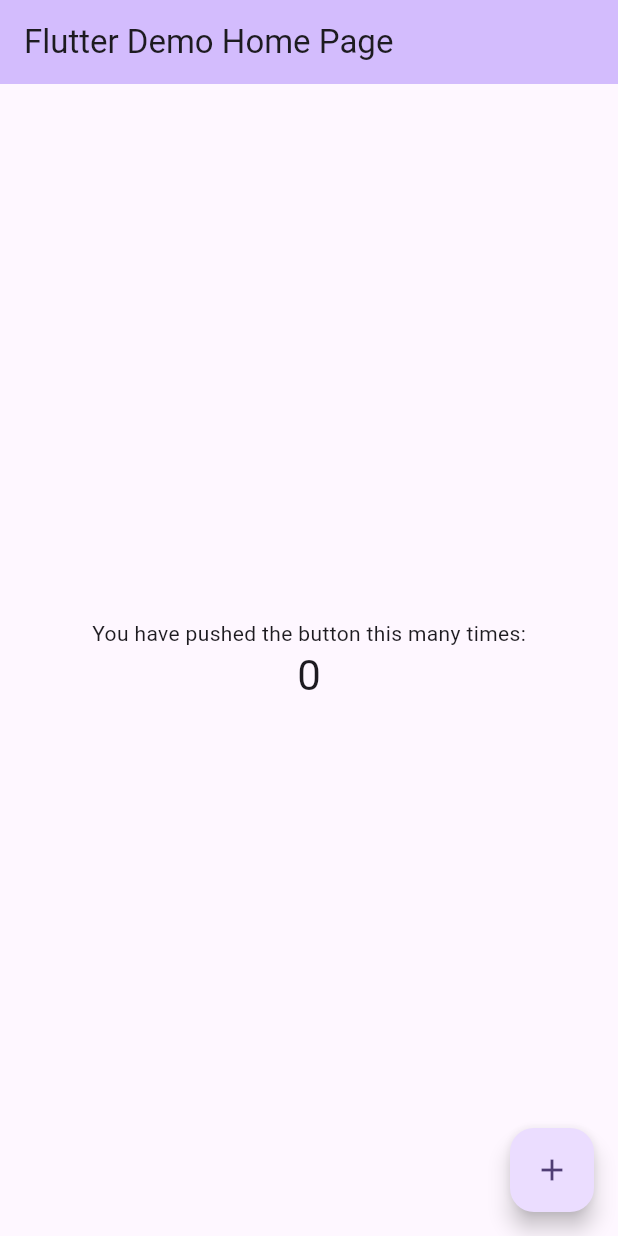
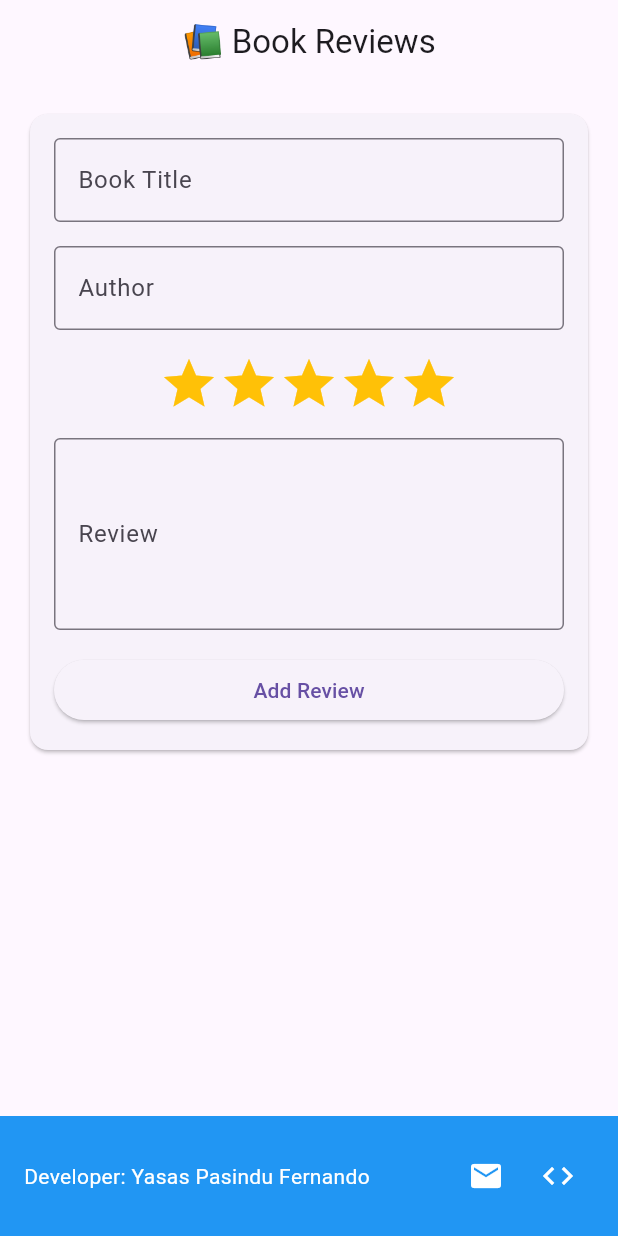
Before and after one commit to YasasPasinduFernando/book_review_app_android, a Flutter app: the screen it shows after launch, on a phone screen of 412 x 824 dp. Run offline on Flutter 3.47's test engine with Material 3 defaults, Android fonts, the phone set to English and light mode, and no system bars; drawn by our look-alikes of flutter_rating_bar; missing offline and left inert: mongo_dart.

Commit message:
everything finish rready to release

```diff
--- /dev/null
+++ b/lib/config/mongodb_config.dart
@@ -0,0 +1,5 @@
+class MongoDBConfig {
+  static const String connectionString = 'mongodb+srv://bookAppUser:bookAppUser@cluster0.rv0ssjm.mongodb.net/bookApp?retryWrites=true&w=majority';
+  static const String databaseName = 'bookApp';
+  static const String reviewsCollection = 'reviews';
+}
--- a/lib/main.dart
+++ b/lib/main.dart
@@ -1,4 +1,5 @@
 import 'package:flutter/material.dart';
+import 'screens/book_review_page.dart';
 
 void main() {
   runApp(const MyApp());
@@ -7,119 +8,15 @@
 class MyApp extends StatelessWidget {
   const MyApp({super.key});
 
-  // This widget is the root of your application.
   @override
   Widget build(BuildContext context) {
     return MaterialApp(
-      title: 'Flutter Demo',
+      title: 'Book Review App',
       theme: ThemeData(
-        // This is the theme of your application.
-        //
-        // TRY THIS: Try running your application with "flutter run". You'll see
-        // the application has a purple toolbar. Then, without quitting the app,
-        // try changing the seedColor in the colorScheme below to Colors.green
-        // and then invoke "hot reload" (save your changes or press the "hot
-        // reload" button in a Flutter-supported IDE, or press "r" if you used
-        // the command line to start the app).
-        //
-        // Notice that the counter didn't reset back to zero; the application
-        // state is not lost during the reload. To reset the state, use hot
-        // restart instead.
-        //
-        // This works for code too, not just values: Most code changes can be
-        // tested with just a hot reload.
-        colorScheme: ColorScheme.fromSeed(seedColor: Colors.deepPurple),
+        primarySwatch: Colors.blue,
         useMaterial3: true,
       ),
-      home: const MyHomePage(title: 'Flutter Demo Home Page'),
+      home: const BookReviewPage(),
     );
   }
 }
-
-class MyHomePage extends StatefulWidget {
-  const MyHomePage({super.key, required this.title});
-
-  // This widget is the home page of your application. It is stateful, meaning
-  // that it has a State object (defined below) that contains fields that affect
-  // how it looks.
-
-  // This class is the configuration for the state. It holds the values (in this
-  // case the title) provided by the parent (in this case the App widget) and
-  // used by the build method of the State. Fields in a Widget subclass are
-  // always marked "final".
-
-  final String title;
-
-  @override
-  State<MyHomePage> createState() => _MyHomePageState();
-}
-
-class _MyHomePageState extends State<MyHomePage> {
-  int _counter = 0;
-
-  void _incrementCounter() {
-    setState(() {
-      // This call to setState tells the Flutter framework that something has
-      // changed in this State, which causes it to rerun the build method below
-      // so that the display can reflect the updated values. If we changed
-      // _counter without calling setState(), then the build method would not be
-      // called again, and so nothing would appear to happen.
-      _counter++;
-    });
-  }
-
-  @override
-  Widget build(BuildContext context) {
-    // This method is rerun every time setState is called, for instance as done
-    // by the _incrementCounter method above.
-    //
-    // The Flutter framework has been optimized to make rerunning build methods
-    // fast, so that you can just rebuild anything that needs updating rather
-    // than having to individually change instances of widgets.
-    return Scaffold(
-      appBar: AppBar(
-        // TRY THIS: Try changing the color here to a specific color (to
-        // Colors.amber, perhaps?) and trigger a hot reload to see the AppBar
-        // change color while the other colors stay the same.
-        backgroundColor: Theme.of(context).colorScheme.inversePrimary,
-        // Here we take the value from the MyHomePage object that was created by
-        // the App.build method, and use it to set our appbar title.
-        title: Text(widget.title),
-      ),
-      body: Center(
-        // Center is a layout widget. It takes a single child and positions it
-        // in the middle of the parent.
-        child: Column(
-          // Column is also a layout widget. It takes a list of children and
-          // arranges them vertically. By default, it sizes itself to fit its
-          // children horizontally, and tries to be as tall as its parent.
-          //
-          // Column has various properties to control how it sizes itself and
-          // how it positions its children. Here we use mainAxisAlignment to
-          // center the children vertically; the main axis here is the vertical
-          // axis because Columns are vertical (the cross axis would be
-          // horizontal).
-          //
-          // TRY THIS: Invoke "debug painting" (choose the "Toggle Debug Paint"
-          // action in the IDE, or press "p" in the console), to see the
-          // wireframe for each widget.
-          mainAxisAlignment: MainAxisAlignment.center,
-          children: <Widget>[
-            const Text(
-              'You have pushed the button this many times:',
-            ),
-            Text(
-              '$_counter',
-              style: Theme.of(context).textTheme.headlineMedium,
-            ),
-          ],
-        ),
-      ),
-      floatingActionButton: FloatingActionButton(
-        onPressed: _incrementCounter,
-        tooltip: 'Increment',
-        child: const Icon(Icons.add),
-      ), // This trailing comma makes auto-formatting nicer for build methods.
-    );
-  }
-}
--- /dev/null
+++ b/lib/models/book_review.dart
@@ -0,0 +1,40 @@
+import 'package:mongo_dart/mongo_dart.dart';
+
+class BookReview {
+  final ObjectId? id;
+  final String bookTitle;
+  final String author;
+  final double rating;
+  final String reviewText;
+  final DateTime dateAdded;
+
+  BookReview({
+    this.id,
+    required this.bookTitle,
+    required this.author,
+    required this.rating,
+    required this.reviewText,
+    required this.dateAdded,
+  });
+
+  factory BookReview.fromMap(Map<String, dynamic> map) {
+    return BookReview(
+      id: map['_id'] as ObjectId?,
+      bookTitle: map['bookTitle'] as String,
+      author: map['author'] as String,
+      rating: (map['rating'] as num).toDouble(),
+      reviewText: map['reviewText'] as String,
+      dateAdded: map['dateAdded'] as DateTime,
+    );
+  }
+
+  Map<String, dynamic> toMap() {
+    return {
+      'bookTitle': bookTitle,
+      'author': author,
+      'rating': rating,
+      'reviewText': reviewText,
+      'dateAdded': dateAdded,
+    };
+  }
+}
--- /dev/null
+++ b/lib/screens/book_review_page.dart
@@ -0,0 +1,149 @@
+import 'package:flutter/material.dart';
+import '../models/book_review.dart';
+import '../services/database_service.dart';
+import '../widgets/review_form.dart';
+import '../widgets/review_card.dart';
+
+class BookReviewPage extends StatefulWidget {
+  const BookReviewPage({super.key});
+
+  @override
+  State<BookReviewPage> createState() => _BookReviewPageState();
+}
+
+class _BookReviewPageState extends State<BookReviewPage> {
+  final DatabaseService _databaseService = DatabaseService();
+  bool isLoading = true;
+  List<BookReview> reviews = [];
+  BookReview? editingReview;
+
+  @override
+  void initState() {
+    super.initState();
+    connectToDatabase();
+  }
+
+  @override
+  void dispose() {
+    _databaseService.close();
+    super.dispose();
+  }
+
+  Future<void> connectToDatabase() async {
+    try {
+      await _databaseService.connect();
+      fetchReviews();
+    } catch (e) {
+      showError('Failed to connect to database');
+    }
+  }
+
+  Future<void> fetchReviews() async {
+    try {
+      setState(() => isLoading = true);
+      final fetchedReviews = await _databaseService.getReviews();
+      setState(() {
+        reviews = fetchedReviews;
+        isLoading = false;
+      });
+    } catch (e) {
+      showError('Failed to fetch reviews');
+      setState(() => isLoading = false);
+    }
+  }
+
+  Future<void> saveReview(BookReview review) async {
+    try {
+      await _databaseService.saveReview(review);
+      resetForm();
+      fetchReviews();
+    } catch (e) {
+      showError('Failed to save review');
+    }
+  }
+
+  Future<void> deleteReview(String id) async {
+    try {
+      await _databaseService.deleteReview(id);
+      fetchReviews();
+    } catch (e) {
+      showError('Failed to delete review');
+    }
+  }
+
+  void startEditing(BookReview review) {
+    setState(() => editingReview = review);
+  }
+
+  void resetForm() {
+    setState(() => editingReview = null);
+  }
+
+  void showError(String message) {
+    ScaffoldMessenger.of(context).showSnackBar(
+      SnackBar(content: Text(message), backgroundColor: Colors.red)
+    );
+  }
+
+  @override
+  Widget build(BuildContext context) {
+    return Scaffold(
+      appBar: AppBar(
+        title: const Text('📚 Book Reviews'),
+        centerTitle: true,
+      ),
+      body: isLoading
+          ? const Center(child: CircularProgressIndicator())
+          : SingleChildScrollView(
+              child: Padding(
+                padding: const EdgeInsets.all(16.0),
+                child: Column(
+                  crossAxisAlignment: CrossAxisAlignment.stretch,
+                  children: [
+                    ReviewForm(
+                      initialReview: editingReview,
+                      onSubmit: saveReview,
+                      onCancel: resetForm,
+                    ),
+                    const SizedBox(height: 16),
+                    ...reviews.map((review) => ReviewCard(
+                      review: review,
+                      onEdit: startEditing,
+                      onDelete: deleteReview,
+                    )).toList(),
+                  ],
+                ),
+              ),
+            ),
+      bottomNavigationBar: Container(
+        color: Colors.blue,
+        padding: const EdgeInsets.all(16),
+        child: Row(
+          mainAxisAlignment: MainAxisAlignment.spaceBetween,
+          children: [
+            const Text(
+              'Developer: Yasas Pasindu Fernando',
+              style: TextStyle(color: Colors.white),
+            ),
+            Row(
+              children: [
+                IconButton(
+                  icon: const Icon(Icons.email, color: Colors.white),
+                  onPressed: () {
+                    // Add email functionality
+                  },
+                ),
+                IconButton(
+                  icon: const Icon(Icons.code, color: Colors.white),
+                  onPressed: () {
+                    // Add GitHub link functionality
+                  },
+                ),
+              ],
+            ),
+          ],
+        ),
+      ),
+    );
+  }
+}
--- /dev/null
+++ b/lib/services/database_service.dart
@@ -0,0 +1,65 @@
+import 'package:mongo_dart/mongo_dart.dart';
+import '../config/mongodb_config.dart';
+import '../models/book_review.dart';
+
+class DatabaseService {
+  late Db _db;
+  bool isConnected = false;
+
+  Future<void> connect() async {
+    try {
+      _db = await Db.create(MongoDBConfig.connectionString);
+      await _db.open();
+      isConnected = true;
+    } catch (e) {
+      isConnected = false;
+      throw Exception('Failed to connect to database: $e');
+    }
+  }
+
+  Future<void> close() async {
+    await _db.close();
+  }
+
+  Future<List<BookReview>> getReviews() async {
+    try {
+      final collection = _db.collection(MongoDBConfig.reviewsCollection);
+      final result = await collection.find().toList();
+      return result
+          .map((doc) => BookReview.fromMap(doc))
+          .toList()
+        ..sort((a, b) => b.dateAdded.compareTo(a.dateAdded));
+    } catch (e) {
+      throw Exception('Failed to fetch reviews: $e');
+    }
+  }
+
+  Future<void> saveReview(BookReview review) async {
+    try {
+      final collection = _db.collection(MongoDBConfig.reviewsCollection);
+      if (review.id != null) {
+        await collection.updateOne(
+          where.id(review.id!),
+          modify
+            .set('bookTitle', review.bookTitle)
+            .set('author', review.author)
+            .set('rating', review.rating)
+            .set('reviewText', review.reviewText),
+        );
+      } else {
+        await collection.insertOne(review.toMap());
+      }
+    } catch (e) {
+      throw Exception('Failed to save review: $e');
+    }
+  }
+
+  Future<void> deleteReview(String id) async {
+    try {
+      final collection = _db.collection(MongoDBConfig.reviewsCollection);
+      await collection.deleteOne(where.id(ObjectId.fromHexString(id)));
+    } catch (e) {
+      throw Exception('Failed to delete review: $e');
+    }
+  }
+}
--- /dev/null
+++ b/lib/utils/validators.dart
@@ -0,0 +1,22 @@
+class Validators {
+  static String? validateBookTitle(String? value) {
+    if ((value?.trim().length ?? 0) < 2) {
+      return 'Book title must be at least 2 characters';
+    }
+    return null;
+  }
+
+  static String? validateAuthor(String? value) {
+    if ((value?.trim().length ?? 0) < 2) {
+      return 'Author name must be at least 2 characters';
+    }
+    return null;
+  }
+
+  static String? validateReview(String? value) {
+    if ((value?.trim().length ?? 0) < 10) {
+      return 'Review must be at least 10 characters';
+    }
+    return null;
+  }
+}
--- /dev/null
+++ b/lib/widgets/review_form.dart
@@ -0,0 +1,139 @@
+import 'package:flutter/material.dart';
+import 'package:flutter_rating_bar/flutter_rating_bar.dart';
+import '../models/book_review.dart';
+import '../utils/validators.dart';
+
+class ReviewForm extends StatefulWidget {
+  final BookReview? initialReview;
+  final Function(BookReview) onSubmit;
+  final VoidCallback onCancel;
+
+  const ReviewForm({
+    super.key,
+    this.initialReview,
+    required this.onSubmit,
+    required this.onCancel,
+  });
+
+  @override
+  State<ReviewForm> createState() => _ReviewFormState();
+}
+
+class _ReviewFormState extends State<ReviewForm> {
+  final formKey = GlobalKey<FormState>();
+  final titleController = TextEditingController();
+  final authorController = TextEditingController();
+  final reviewController = TextEditingController();
+  double rating = 5.0;
+
+  @override
+  void initState() {
+    super.initState();
+    if (widget.initialReview != null) {
+      titleController.text = widget.initialReview!.bookTitle;
+      authorController.text = widget.initialReview!.author;
+      reviewController.text = widget.initialReview!.reviewText;
+      rating = widget.initialReview!.rating;
+    }
+  }
+
+  @override
+  void dispose() {
+    titleController.dispose();
+    authorController.dispose();
+    reviewController.dispose();
+    super.dispose();
+  }
+
+  void submitForm() {
+    if (!formKey.currentState!.validate()) return;
+
+    final review = BookReview(
+      id: widget.initialReview?.id,
+      bookTitle: titleController.text,
+      author: authorController.text,
+      rating: rating,
+      reviewText: reviewController.text,
+      dateAdded: DateTime.now(),
+    );
+
+    widget.onSubmit(review);
+  }
+
+  @override
+  Widget build(BuildContext context) {
+    return Card(
+      child: Padding(
+        padding: const EdgeInsets.all(16.0),
+        child: Form(
+          key: formKey,
+          child: Column(
+            children: [
+              TextFormField(
+                controller: titleController,
+                decoration: const InputDecoration(
+                  labelText: 'Book Title',
+                  border: OutlineInputBorder(),
+                ),
+                validator: Validators.validateBookTitle,
+              ),
+              const SizedBox(height: 16),
+              TextFormField(
+                controller: authorController,
+                decoration: const InputDecoration(
+                  labelText: 'Author',
+                  border: OutlineInputBorder(),
+                ),
+                validator: Validators.validateAuthor,
+              ),
+              const SizedBox(height: 16),
+              RatingBar.builder(
+                initialRating: rating,
+                minRating: 1,
+                direction: Axis.horizontal,
+                itemCount: 5,
+                itemBuilder: (context, _) => const Icon(
+                  Icons.star,
+                  color: Colors.amber,
+                ),
+                onRatingUpdate: (value) => rating = value,
+              ),
+              const SizedBox(height: 16),
+              TextFormField(
+                controller: reviewController,
+                maxLines: 4,
+                decoration: const InputDecoration(
+                  labelText: 'Review',
+                  border: OutlineInputBorder(),
+                ),
+                validator: Validators.validateReview,
+              ),
+              const SizedBox(height: 16),
+              Row(
+                children: [
+                  Expanded(
+                    child: ElevatedButton(
+                      onPressed: submitForm,
+                      child: Text(
+                        widget.initialReview != null
+                            ? 'Update Review'
+                            : 'Add Review',
+                      ),
+                    ),
+                  ),
+                  if (widget.initialReview != null) ...[
+                    const SizedBox(width: 8),
+                    TextButton(
+                      onPressed: widget.onCancel,
+                      child: const Text('Cancel'),
+                    ),
+                  ],
+                ],
+              ),
+            ],
+          ),
+        ),
+      ),
+    );
+  }
+}
--- a/pubspec.yaml
+++ b/pubspec.yaml
@@ -30,6 +30,9 @@ environment:
 dependencies:
   flutter:
     sdk: flutter
+  mongo_dart: ^0.9.1
+  flutter_rating_bar: ^4.0.1
+  intl: ^0.18.1
 
   # The following adds the Cupertino Icons font to your application.
   # Use with the CupertinoIcons class for iOS style icons.
```
Also changed, not shown: lib/widgets/review_card.dart (added, +116 -0 lines), pubspec.lock.
